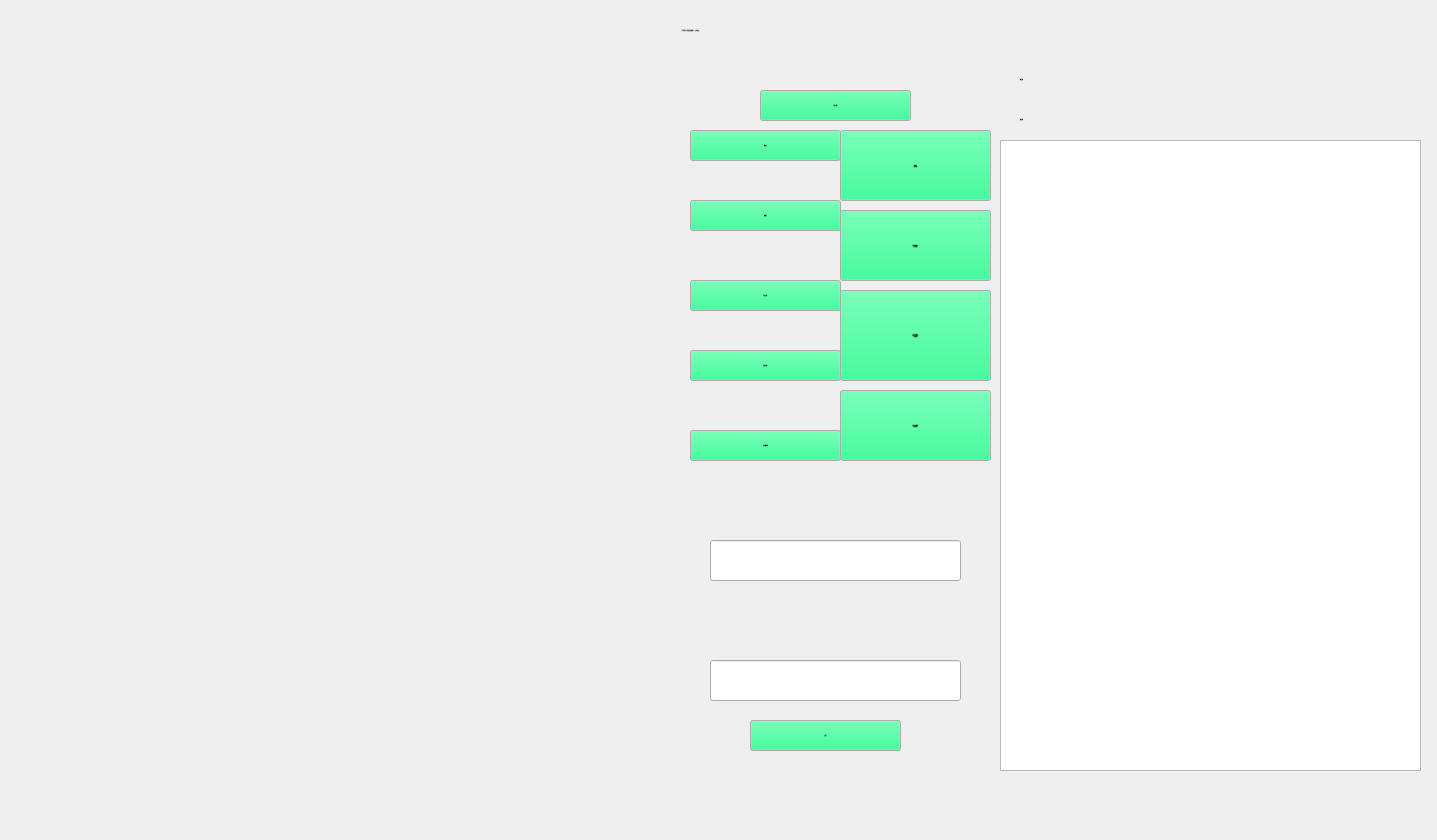
This is Navigation.ui in Xx-Init/Campus_Navigation_QT as Qt 5 draws it before an edit. The edited form follows.
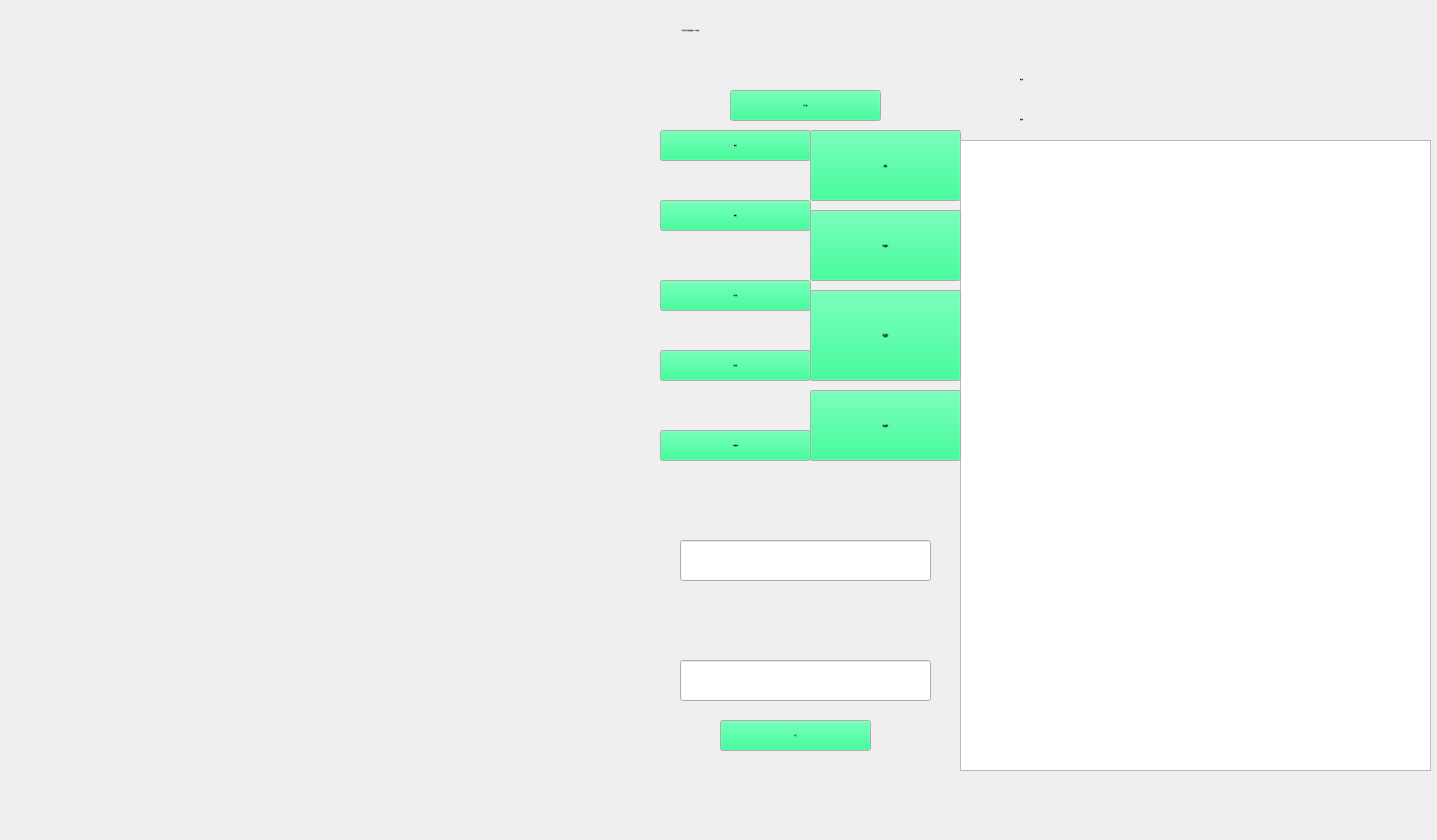
This is the edited form. Icons and pictures are not drawn.

What changed in the file:
```diff
--- a/Navigation.ui
+++ b/Navigation.ui
@@ -60,7 +60,7 @@
    <widget class="QPushButton" name="pushButton">
     <property name="geometry">
      <rect>
-      <x>690</x>
+      <x>660</x>
       <y>130</y>
       <width>151</width>
       <height>31</height>
@@ -93,7 +93,7 @@
    <widget class="QPushButton" name="pushButton_2">
     <property name="geometry">
      <rect>
-      <x>690</x>
+      <x>660</x>
       <y>280</y>
       <width>151</width>
       <height>31</height>
@@ -126,7 +126,7 @@
    <widget class="QPushButton" name="pushButton_3">
     <property name="geometry">
      <rect>
-      <x>690</x>
+      <x>660</x>
       <y>200</y>
       <width>151</width>
       <height>31</height>
@@ -159,7 +159,7 @@
    <widget class="QPushButton" name="pushButton_4">
     <property name="geometry">
      <rect>
-      <x>690</x>
+      <x>660</x>
       <y>350</y>
       <width>151</width>
       <height>31</height>
@@ -192,7 +192,7 @@
    <widget class="QLabel" name="label">
     <property name="geometry">
      <rect>
-      <x>690</x>
+      <x>660</x>
       <y>460</y>
       <width>301</width>
       <height>81</height>
@@ -273,7 +273,7 @@
    <widget class="QPushButton" name="pushButton_7">
     <property name="geometry">
      <rect>
-      <x>840</x>
+      <x>810</x>
       <y>130</y>
       <width>151</width>
       <height>71</height>
@@ -307,17 +307,20 @@
    <widget class="QListWidget" name="listWidget">
     <property name="geometry">
      <rect>
-      <x>1000</x>
+      <x>960</x>
       <y>140</y>
-      <width>421</width>
+      <width>471</width>
       <height>631</height>
      </rect>
     </property>
+    <property name="styleSheet">
+     <string notr="true">font: 900 12px &quot;Arial Black&quot;;</string>
+    </property>
    </widget>
    <widget class="QPushButton" name="pushButton_5">
     <property name="geometry">
      <rect>
-      <x>840</x>
+      <x>810</x>
       <y>210</y>
       <width>151</width>
       <height>71</height>
@@ -378,7 +381,7 @@
    <widget class="QPushButton" name="pushButton_9">
     <property name="geometry">
      <rect>
-      <x>840</x>
+      <x>810</x>
       <y>290</y>
       <width>151</width>
       <height>91</height>
@@ -413,7 +416,7 @@
    <widget class="QPushButton" name="pushButton_14">
     <property name="geometry">
      <rect>
-      <x>840</x>
+      <x>810</x>
       <y>390</y>
       <width>151</width>
       <height>71</height>
@@ -447,7 +450,7 @@
    <widget class="QPushButton" name="pushButton_15">
     <property name="geometry">
      <rect>
-      <x>690</x>
+      <x>660</x>
       <y>430</y>
       <width>151</width>
       <height>31</height>
@@ -480,17 +483,20 @@
    <widget class="QLineEdit" name="lineEdit">
     <property name="geometry">
      <rect>
-      <x>710</x>
+      <x>680</x>
       <y>540</y>
       <width>251</width>
       <height>41</height>
      </rect>
     </property>
+    <property name="styleSheet">
+     <string notr="true">font: 900 12px &quot;Arial Black&quot;;</string>
+    </property>
    </widget>
    <widget class="QLabel" name="label_4">
     <property name="geometry">
      <rect>
-      <x>690</x>
+      <x>660</x>
       <y>590</y>
       <width>301</width>
       <height>71</height>
@@ -517,17 +523,20 @@
    <widget class="QLineEdit" name="lineEdit_2">
     <property name="geometry">
      <rect>
-      <x>710</x>
+      <x>680</x>
       <y>660</y>
       <width>251</width>
       <height>41</height>
      </rect>
     </property>
+    <property name="styleSheet">
+     <string notr="true">font: 900 12px &quot;Arial Black&quot;;</string>
+    </property>
    </widget>
    <widget class="QPushButton" name="pushButton_16">
     <property name="geometry">
      <rect>
-      <x>750</x>
+      <x>720</x>
       <y>720</y>
       <width>151</width>
       <height>31</height>
@@ -560,7 +569,7 @@
    <widget class="QPushButton" name="pushButton_6">
     <property name="geometry">
      <rect>
-      <x>760</x>
+      <x>730</x>
       <y>90</y>
       <width>151</width>
       <height>31</height>
@@ -593,7 +602,7 @@
    <widget class="QLabel" name="label_5">
     <property name="geometry">
      <rect>
-      <x>30</x>
+      <x>10</x>
       <y>50</y>
       <width>651</width>
       <height>761</height>
```
